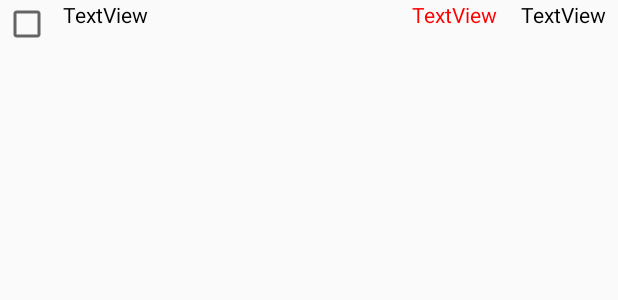
After one commit to make-kots-great-again/mobile, an Android app: the layout listview_format2.xml on its own in the app's theme, with its tools: preview values and no code run, on a phone screen of 412 x 824 dp. The commit adds this screen. Shown: the top 300 px of the screen. Run offline under Robolectric (Android 15) with nearby library versions, the phone set to English and light mode, and no system bars; network calls fail.

```diff
--- a/makekotsgreatagain/app/src/main/java/com/morgan/make_kots_great_again/Page2.java
+++ b/makekotsgreatagain/app/src/main/java/com/morgan/make_kots_great_again/Page2.java
@@ -144,16 +144,10 @@ public class Page2 extends AppCompatActivity implements AdapterView.OnItemSelect
     private void launch_page3(){
         Intent intent = new Intent(this, Page3.class);
         startActivity(intent);
-        finish();// Kills curent activity
     }
     private void refresh_user_vue(){
         ApiRequest apiRequest = new ApiRequest(Page2.this);
         reset_arrayLists(items, items_owner, items_quantity, items_uid);
         apiRequest.Get_Shopping_Lists_items(items, items_owner, items_quantity, items_uid, current_list_selected, Page2.this);
     }
-    protected void refresh_user_vue2(ArrayList<String> items, ArrayList<String> owner, ArrayList<String> quantity, ArrayList<String> uid, String current_list_selected, Activity activity){
-        ApiRequest apiRequest = new ApiRequest(Page2.this);
-        reset_arrayLists(items, owner, quantity, uid);
-        apiRequest.Get_Shopping_Lists_items(items, owner, quantity, uid, current_list_selected, activity);
-    }
 }
--- /dev/null
+++ b/makekotsgreatagain/app/src/main/res/layout/listview_format2.xml
@@ -0,0 +1,50 @@
+<?xml version="1.0" encoding="utf-8"?>
+<androidx.constraintlayout.widget.ConstraintLayout xmlns:android="http://schemas.android.com/apk/res/android"
+    xmlns:app="http://schemas.android.com/apk/res-auto"
+    xmlns:tools="http://schemas.android.com/tools"
+    android:id="@+id/constraint_layout"
+    android:layout_width="match_parent"
+    android:layout_height="match_parent">
+
+    <CheckBox
+        android:id="@+id/product_checkbox"
+        android:layout_width="wrap_content"
+        android:layout_height="wrap_content"
+        android:layout_marginStart="2dp"
+        android:clickable="false"
+        app:layout_constraintStart_toStartOf="parent"
+        tools:layout_editor_absoluteY="315dp" />
+
+    <TextView
+        android:id="@+id/product_name"
+        android:layout_width="wrap_content"
+        android:layout_height="wrap_content"
+        android:layout_marginStart="8dp"
+        android:text="TextView"
+        android:textColor="@color/black"
+        android:textSize="14sp"
+        app:layout_constraintStart_toEndOf="@+id/product_checkbox"
+        app:layout_constraintTop_toTopOf="@+id/product_checkbox" />
+
+    <TextView
+        android:id="@+id/product_owner"
+        android:layout_width="wrap_content"
+        android:layout_height="wrap_content"
+        android:layout_marginEnd="16dp"
+        android:text="TextView"
+        android:textColor="@color/red"
+        android:textSize="14sp"
+        app:layout_constraintEnd_toStartOf="@+id/product_quantity"
+        app:layout_constraintTop_toTopOf="@+id/product_checkbox" />
+
+    <TextView
+        android:id="@+id/product_quantity"
+        android:layout_width="wrap_content"
+        android:layout_height="wrap_content"
+        android:layout_marginEnd="8dp"
+        android:text="TextView"
+        android:textColor="@color/black"
+        android:textSize="14sp"
+        app:layout_constraintEnd_toEndOf="parent"
+        app:layout_constraintTop_toTopOf="@+id/product_checkbox" />
+</androidx.constraintlayout.widget.ConstraintLayout>
--- a/makekotsgreatagain/app/src/main/res/values/strings.xml
+++ b/makekotsgreatagain/app/src/main/res/values/strings.xml
@@ -19,4 +19,9 @@
 
     <!--page QR-->
     <string name="qr_text"><b>Page QR</b></string>
+
+    <!--page n°3-->
+    <string name="page3_reserve1">Ne pas ajouter\n à la réserve</string>
+
+    <string name="page3_reserve2">Ajouter à\n la réserve</string>
 </resources>
```
Also changed, not shown: makekotsgreatagain/app/src/main/java/com/morgan/make_kots_great_again/ApiRequest.java (+60 -8 lines), makekotsgreatagain/app/src/main/java/com/morgan/make_kots_great_again/MyCustomAdapter2.java (added, +118 -0 lines), makekotsgreatagain/app/src/main/java/com/morgan/make_kots_great_again/Page3.java (+17 -0 lines), makekotsgreatagain/app/src/main/res/layout/page3.xml (+40 -8 lines).
